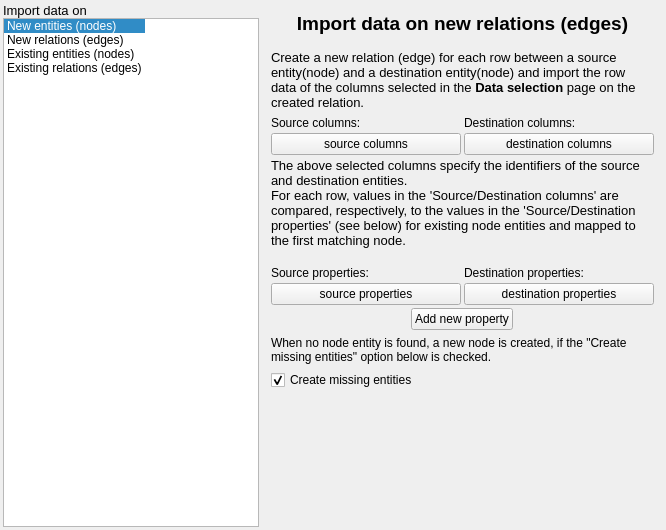
Old version of the form library/tulip-gui/designer/CSVGraphMappingConfigurationWidget.ui in the repository Tulip-Dev/tulip.
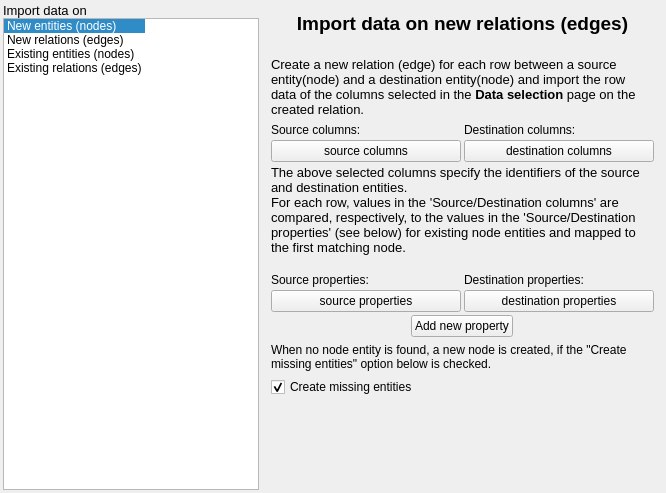
New version of the form. The open tabs and pages were chosen to show the change.

Commit message: High dpi display improvements: set font sizes in pixels instead of points

What changed in the file:
```diff
--- a/library/tulip-gui/designer/CSVGraphMappingConfigurationWidget.ui
+++ b/library/tulip-gui/designer/CSVGraphMappingConfigurationWidget.ui
@@ -7,11 +7,11 @@
     <x>0</x>
     <y>0</y>
     <width>666</width>
-    <height>530</height>
+    <height>493</height>
    </rect>
   </property>
   <property name="sizePolicy">
-   <sizepolicy hsizetype="Preferred" vsizetype="Fixed">
+   <sizepolicy hsizetype="Preferred" vsizetype="Preferred">
     <horstretch>0</horstretch>
     <verstretch>0</verstretch>
    </sizepolicy>
@@ -175,13 +175,8 @@
             </size>
            </property>
            <property name="text">
-            <string>&lt;!DOCTYPE HTML PUBLIC &quot;-//W3C//DTD HTML 4.0//EN&quot; &quot;http://www.w3.org/TR/REC-html40/strict.dtd&quot;&gt;
-&lt;html&gt;&lt;head&gt;&lt;meta name=&quot;qrichtext&quot; content=&quot;1&quot; /&gt;&lt;style type=&quot;text/css&quot;&gt;
-p, li { white-space: pre-wrap; }
-&lt;/style&gt;&lt;/head&gt;&lt;body style=&quot; font-family:'Ubuntu'; font-size:11pt; font-weight:400; font-style:normal;&quot;&gt;
-&lt;p align=&quot;center&quot; style=&quot; margin-top:0px; margin-bottom:0px; margin-left:0px; margin-right:0px; -qt-block-indent:0; text-indent:0px;&quot;&gt;&lt;span style=&quot; font-family:'MS Shell Dlg 2'; font-size:14pt; font-weight:600;&quot;&gt;Import data on new relations (edges)&lt;/span&gt;&lt;/p&gt;
-&lt;p align=&quot;center&quot; style=&quot;-qt-paragraph-type:empty; margin-top:0px; margin-bottom:0px; margin-left:0px; margin-right:0px; -qt-block-indent:0; text-indent:0px; font-family:'MS Shell Dlg 2'; font-size:10pt; font-weight:600;&quot;&gt;&lt;br /&gt;&lt;/p&gt;
-&lt;p style=&quot; margin-top:0px; margin-bottom:0px; margin-left:0px; margin-right:0px; -qt-block-indent:0; text-indent:0px;&quot;&gt;&lt;span style=&quot; font-family:'MS Shell Dlg 2'; font-size:10pt;&quot;&gt;Create a new relation (edge) for each row between a source entity(node) and a destination entity(node) and import the row data of the columns selected in the &lt;/span&gt;&lt;span style=&quot; font-family:'MS Shell Dlg 2'; font-size:10pt; font-weight:600;&quot;&gt;Data selection&lt;/span&gt;&lt;span style=&quot; font-family:'MS Shell Dlg 2'; font-size:10pt;&quot;&gt; page on the created relation. &lt;/span&gt;&lt;/p&gt;&lt;/body&gt;&lt;/html&gt;</string>
+            <string>&lt;p align=&quot;center&quot; style=&quot; margin-top:0px; margin-bottom:0px; margin-left:0px; margin-right:0px; -qt-block-indent:0; text-indent:0px; font-family:'MS Shell Dlg 2'; font-size: 19px;&quot;&gt;&lt;b&gt;Import data on new relations (edges)&lt;/b&gt;&lt;br /&gt;&lt;/p&gt;
+&lt;p style=&quot; margin-top:0px; margin-bottom:0px; margin-left:0px; margin-right:0px; -qt-block-indent:0; text-indent:0px; font-family:'MS Shell Dlg 2'; font-size:13px;&quot;&gt;Create a new relation (edge) for each row between a source entity(node) and a destination entity(node) and import the row data of the columns selected in the &lt;b&gt;Data selection&lt;/b&gt; page on the created relation.&lt;/p&gt;</string>
            </property>
            <property name="wordWrap">
             <bool>true</bool>
@@ -232,13 +227,7 @@
               </size>
              </property>
              <property name="text">
-              <string>&lt;!DOCTYPE HTML PUBLIC &quot;-//W3C//DTD HTML 4.0//EN&quot; &quot;http://www.w3.org/TR/REC-html40/strict.dtd&quot;&gt;
-&lt;html&gt;&lt;head&gt;&lt;meta name=&quot;qrichtext&quot; content=&quot;1&quot; /&gt;&lt;style type=&quot;text/css&quot;&gt;
-p, li { white-space: pre-wrap; }
-&lt;/style&gt;&lt;/head&gt;&lt;body style=&quot; font-family:'Ubuntu'; font-size:11pt; font-weight:400; font-style:normal;&quot;&gt;
-&lt;p style=&quot; margin-top:0px; margin-bottom:0px; margin-left:0px; margin-right:0px; -qt-block-indent:0; text-indent:0px;&quot;&gt;&lt;span style=&quot; font-family:'MS Shell Dlg 2'; font-size:10pt;&quot;&gt;The above selected columns specify the identifiers of the source and destination entities.&lt;/span&gt;&lt;/p&gt;
-&lt;p style=&quot; margin-top:0px; margin-bottom:0px; margin-left:0px; margin-right:0px; -qt-block-indent:0; text-indent:0px;&quot;&gt;&lt;span style=&quot; font-family:'MS Shell Dlg 2'; font-size:10pt;&quot;&gt;For each row, values in the 'Source/Destination columns' are compared, respectively, to the values in the 'Source/Destination properties' (see below) for existing node entities and mapped to the first matching node.&lt;/span&gt;&lt;/p&gt;
-&lt;p style=&quot;-qt-paragraph-type:empty; margin-top:0px; margin-bottom:0px; margin-left:0px; margin-right:0px; -qt-block-indent:0; text-indent:0px; font-family:'MS Shell Dlg 2'; font-size:10pt;&quot;&gt;&lt;br /&gt;&lt;/p&gt;&lt;/body&gt;&lt;/html&gt;</string>
+              <string>&lt;p style=&quot; margin-top:0px; margin-bottom:0px; margin-left:0px; margin-right:0px; -qt-block-indent:0; text-indent:0px; font-family:'MS Shell Dlg 2'; font-size:13px;&quot;&gt;The above selected columns specify the identifiers of the source and destination entities.&lt;br/&gt;For each row, values in the 'Source/Destination columns' are compared, respectively, to the values in the 'Source/Destination properties' (see below) for existing node entities and mapped to the first matching node.&lt;br/&gt;&lt;/p&gt;</string>
              </property>
              <property name="wordWrap">
               <bool>true</bool>
```
Left out of the diff: 39 changed lines with no effect on the pictures. The commit also changes 9 other files.
